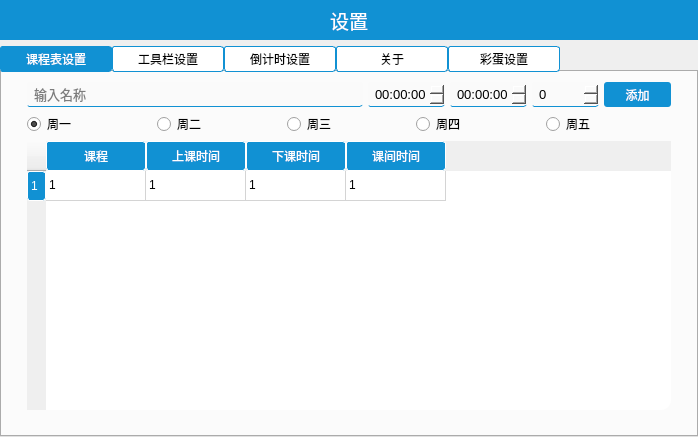
Before: the Qt Designer form ui/tableeditwidget.ui in Aero80wd/SchoolTools, drawn with Qt 5.
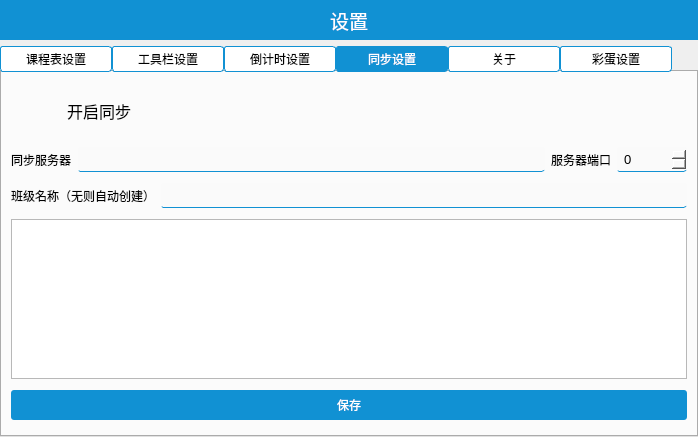
After: the same form once the commit is applied. The open tabs and pages were chosen to show the change. Icons and pictures are not drawn. Custom widgets are drawn as their Qt base class.

What changed in the file:
```diff
--- a/ui/tableeditwidget.ui
+++ b/ui/tableeditwidget.ui
@@ -312,6 +312,9 @@
 background:#1191d3;
 }</string>
               </property>
+              <property name="maximum">
+               <number>114514</number>
+              </property>
              </widget>
             </item>
             <item>
@@ -905,6 +908,215 @@
        </item>
       </layout>
      </widget>
+     <widget class="QWidget" name="tab_6">
+      <attribute name="title">
+       <string>同步设置</string>
+      </attribute>
+      <layout class="QVBoxLayout" name="verticalLayout_7">
+       <item>
+        <widget class="QCheckBox" name="syncopen">
+         <property name="font">
+          <font>
+           <pointsize>12</pointsize>
+          </font>
+         </property>
+         <property name="styleSheet">
+          <string notr="true">QCheckBox{
+border:none;
+}
+
+QCheckBox::indicator{/*选择框尺寸*/
+    border: 0px solid #b1b1b1;
+	width: 50px;
+	height: 50px;
+}
+QCheckBox::indicator:unchecked{
+image:url(&quot;:/res/checkbutton/unchecked.png&quot;);
+}
+QCheckBox::indicator:checked{
+image:url(&quot;:/res/checkbutton/checked.png&quot;);
+}
+QCheckBox:hover{
+color:#1191d3;
+}</string>
+         </property>
+         <property name="text">
+          <string>开启同步</string>
+         </property>
+        </widget>
+       </item>
+       <item>
+        <layout class="QHBoxLayout" name="horizontalLayout_14">
+         <item>
+          <widget class="QLabel" name="label_12">
+           <property name="text">
+            <string>同步服务器</string>
+           </property>
+          </widget>
+         </item>
+         <item>
+          <widget class="QLineEdit" name="sync_server">
+           <property name="minimumSize">
+            <size>
+             <width>0</width>
+             <height>25</height>
+            </size>
+           </property>
+           <property name="styleSheet">
+            <string notr="true">QLineEdit{
+
+border-bottom: 1px solid #1191d3;; /* 边框宽度为1px，颜色为#A0A0A0 */
+	border-radius: 3px; /* 边框圆角 */
+	padding-left: 5px; /* 文本距离左边界有5px */
+	background-color: #FAFAFA; /* 背景颜色 */
+	color: #000000; /* 文本颜色 */
+	selection-background-color: #1191d3; /* 选中文本的背景颜色 */
+	selection-color: #F2F2F2; /* 选中文本的颜色 */
+	font-family: &quot;Microsoft YaHei&quot;; /* 文本字体族 */
+	font-size: 10pt; /* 文本字体大小 */
+}
+QLineEdit:hover,QLineEdit:editble{
+border-bottom: 1px solid rgb(255, 58, 58);
+}</string>
+           </property>
+          </widget>
+         </item>
+         <item>
+          <widget class="QLabel" name="label_13">
+           <property name="text">
+            <string>服务器端口</string>
+           </property>
+          </widget>
+         </item>
+         <item>
+          <widget class="QSpinBox" name="sync_port">
+           <property name="minimumSize">
+            <size>
+             <width>70</width>
+             <height>25</height>
+            </size>
+           </property>
+           <property name="styleSheet">
+            <string notr="true">QSpinBox{
+
+border-bottom: 1px solid #1191d3;; /* 边框宽度为1px，颜色为#A0A0A0 */
+	border-radius: 3px; /* 边框圆角 */
+	padding-left: 5px; /* 文本距离左边界有5px */
+	background-color: #FAFAFA; /* 背景颜色 */
+	color: #000000; /* 文本颜色 */
+	selection-background-color: #1191d3; /* 选中文本的背景颜色 */
+	selection-color: #F2F2F2; /* 选中文本的颜色 */
+	font-family: &quot;Microsoft YaHei&quot;; /* 文本字体族 */
+	font-size: 10pt; /* 文本字体大小 */
+}
+QSpinBox:hover{
+border-bottom: 1px solid rgb(255, 58, 58);
+}
+QSpinBox::down-button{
+width:7px;
+background:#F0F0F0;
+border-radius: 3px; /* 边框圆角 */
+image: url(&quot;:/res/down.png&quot;);
+}
+QSpinBox::up-button{
+width:7px;
+background:#F0F0F0;
+image: url(&quot;:/res/up.png&quot;);
+border-radius: 3px; /* 边框圆角 */
+}
+QSpinBox::down-button:hover{
+background:#1191d3;
+}
+QSpinBox::up-button:hover{
+background:#1191d3;
+}</string>
+           </property>
+           <property name="maximum">
+            <number>10000000</number>
+           </property>
+          </widget>
+         </item>
+        </layout>
+       </item>
+       <item>
+        <layout class="QHBoxLayout" name="horizontalLayout_15">
+         <item>
+          <widget class="QLabel" name="label_14">
+           <property name="text">
+            <string>班级名称（无则自动创建）</string>
+           </property>
+          </widget>
+         </item>
+         <item>
+          <widget class="QLineEdit" name="sync_class">
+           <property name="minimumSize">
+            <size>
+             <width>0</width>
+             <height>25</height>
+            </size>
+           </property>
+           <property name="styleSheet">
+            <string notr="true">QLineEdit{
+
+border-bottom: 1px solid #1191d3;; /* 边框宽度为1px，颜色为#A0A0A0 */
+	border-radius: 3px; /* 边框圆角 */
+	padding-left: 5px; /* 文本距离左边界有5px */
+	background-color: #FAFAFA; /* 背景颜色 */
+	color: #000000; /* 文本颜色 */
+	selection-background-color: #1191d3; /* 选中文本的背景颜色 */
+	selection-color: #F2F2F2; /* 选中文本的颜色 */
+	font-family: &quot;Microsoft YaHei&quot;; /* 文本字体族 */
+	font-size: 10pt; /* 文本字体大小 */
+}
+QLineEdit:hover,QLineEdit:editble{
+border-bottom: 1px solid rgb(255, 58, 58);
+}</string>
+           </property>
+          </widget>
+         </item>
+        </layout>
+       </item>
+       <item>
+        <widget class="QTextEdit" name="sync_log">
+         <property name="maximumSize">
+          <size>
+           <width>16777215</width>
+           <height>160</height>
+          </size>
+         </property>
+         <property name="readOnly">
+          <bool>true</bool>
+         </property>
+        </widget>
+       </item>
+       <item>
+        <widget class="QPushButton" name="save_syncset">
+         <property name="minimumSize">
+          <size>
+           <width>0</width>
+           <height>30</height>
+          </size>
+         </property>
+         <property name="styleSheet">
+          <string notr="true">QPushButton{
+	border-radius: 3px; /* 边框圆角 */
+	color:#ffffff;
+	background-color: #1191d3; /* 背景颜色 */
+	padding:3px;
+
+}
+QPushButton:hover{
+background:rgb(11, 96, 139);
+}
+</string>
+         </property>
+         <property name="text">
+          <string>保存</string>
+         </property>
+        </widget>
+       </item>
+      </layout>
+     </widget>
      <widget class="QWidget" name="tab_2">
       <attribute name="title">
        <string>关于</string>
```
Left out of the diff: 44 changed lines with no effect on the pictures.
